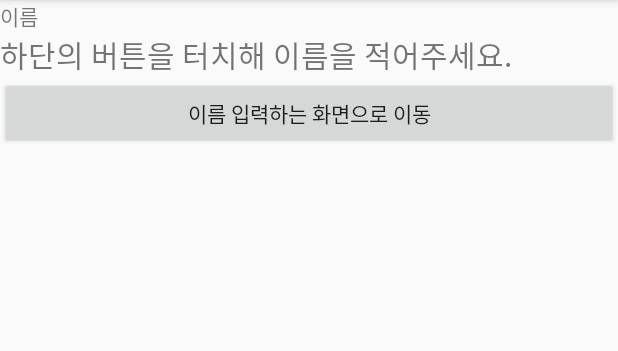
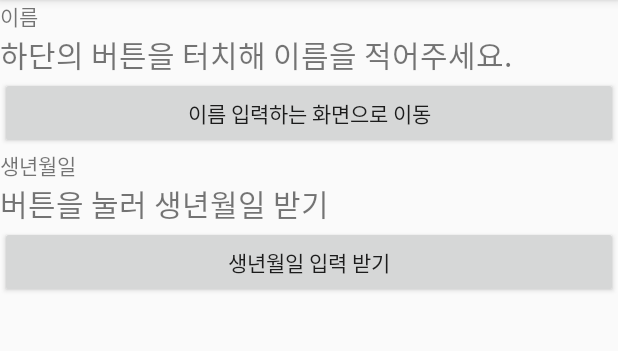
Before and after one commit to cho881020/StartActivityForResultTest, an Android app: the screen it shows after launch (MainActivity), on a phone screen of 412 x 824 dp, the part 84-435 px from its top. Run offline under Robolectric (Android 15) with nearby library versions, the phone set to English and light mode, and no system bars.

Commit message:
이름 / 생년월일 결과 이벤트 분리 - onActivityResult 메쏘드의 if 참조

```diff
--- a/app/src/main/AndroidManifest.xml
+++ b/app/src/main/AndroidManifest.xml
@@ -16,7 +16,8 @@
                 <category android:name="android.intent.category.LAUNCHER" />
             </intent-filter>
         </activity>
-        <activity android:name=".EditUserInfoActivity"></activity>
+        <activity android:name=".EditUserInfoActivity" />
+        <activity android:name=".BirthDayInputActivity"></activity>
     </application>
 
 </manifest>
--- a/app/src/main/java/tjeit/kr/startactivityforresulttest/MainActivity.java
+++ b/app/src/main/java/tjeit/kr/startactivityforresulttest/MainActivity.java
@@ -2,14 +2,21 @@ package tjeit.kr.startactivityforresulttest;
 
 import android.content.Intent;
 import android.os.Bundle;
+import android.support.annotation.Nullable;
 import android.view.View;
 import android.widget.Button;
 import android.widget.TextView;
+import android.widget.Toast;
 
 public class MainActivity extends BaseActivity {
 
+    final static int REQUEST_FOR_USER_NAME = 1000;
+    final static int REQUEST_FOR_USER_BIRTHDAY = 1001;
+
     private android.widget.TextView nameTxt;
     private android.widget.Button nameInputBtn;
+    private TextView birthDayTxt;
+    private Button birthDayBtn;
 
     @Override
     protected void onCreate(Bundle savedInstanceState) {
@@ -21,13 +28,38 @@ public class MainActivity extends BaseActivity {
     }
 
     @Override
+    protected void onActivityResult(int requestCode, int resultCode, @Nullable Intent data) {
+        super.onActivityResult(requestCode, resultCode, data);
+
+        if (requestCode == REQUEST_FOR_USER_NAME) {
+//            사용자 이름을 입력받아온 경우.
+            Toast.makeText(mContext, "사용자이름", Toast.LENGTH_SHORT).show();
+        }
+        else if (requestCode == REQUEST_FOR_USER_BIRTHDAY) {
+            Toast.makeText(mContext, "생년월일", Toast.LENGTH_SHORT).show();
+        }
+
+    }
+
+    @Override
     public void setupEvents() {
 
         nameInputBtn.setOnClickListener(new View.OnClickListener() {
             @Override
             public void onClick(View v) {
                 Intent intent= new Intent(mContext, EditUserInfoActivity.class);
-                startActivity(intent);
+//                startActivity(intent);
+//                입력 결과를 받기 위해 다른 메쏘드로 intent 실행
+                startActivityForResult(intent, REQUEST_FOR_USER_NAME);
+            }
+        });
+
+        birthDayBtn.setOnClickListener(new View.OnClickListener() {
+            @Override
+            public void onClick(View v) {
+
+                Intent intent = new Intent(mContext, BirthDayInputActivity.class);
+                startActivityForResult(intent, REQUEST_FOR_USER_BIRTHDAY);
             }
         });
 
@@ -41,6 +73,8 @@ public class MainActivity extends BaseActivity {
     @Override
     public void bindViews() {
 
+        this.birthDayBtn = (Button) findViewById(R.id.birthDayBtn);
+        this.birthDayTxt = (TextView) findViewById(R.id.birthDayTxt);
         this.nameInputBtn = (Button) findViewById(R.id.nameInputBtn);
         this.nameTxt = (TextView) findViewById(R.id.nameTxt);
     }
--- a/app/src/main/res/layout/activity_main.xml
+++ b/app/src/main/res/layout/activity_main.xml
@@ -25,5 +25,22 @@
         android:layout_height="wrap_content"
         android:text="이름 입력하는 화면으로 이동"/>
 
+    <TextView
+        android:layout_width="wrap_content"
+        android:layout_height="wrap_content"
+        android:text="생년월일"/>
+
+    <TextView
+        android:id="@+id/birthDayTxt"
+        android:layout_width="match_parent"
+        android:layout_height="wrap_content"
+        android:textSize="20sp"
+        android:text="버튼을 눌러 생년월일 받기"/>
+
+    <Button
+        android:id="@+id/birthDayBtn"
+        android:layout_width="match_parent"
+        android:layout_height="wrap_content"
+        android:text="생년월일 입력 받기"/>
 
 </LinearLayout>
```
Also changed, not shown: app/src/main/java/tjeit/kr/startactivityforresulttest/BirthDayInputActivity.java (added, +31 -0 lines), app/src/main/java/tjeit/kr/startactivityforresulttest/EditUserInfoActivity.java (+14 -2 lines), app/src/main/res/layout/activity_birth_day_input.xml (added, +22 -0 lines).
